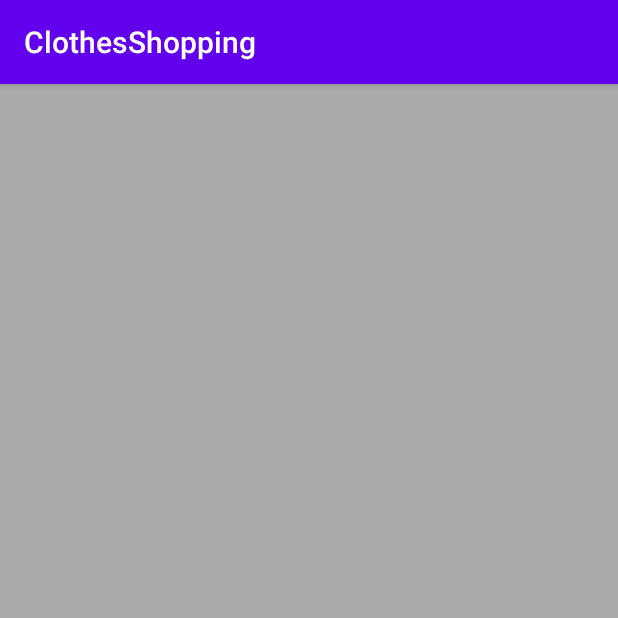
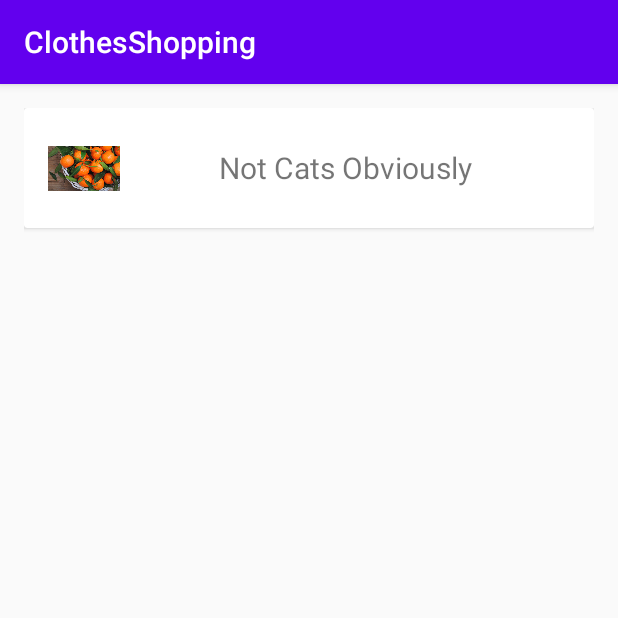
Before and after one commit to AngelaLH/ClothesShoppingApp, an Android app: the screen it shows after launch (MainActivity), on a phone screen of 412 x 824 dp, the top half of it. Run offline under Robolectric (Android 15) with nearby library versions, the phone set to English and light mode, and no system bars.

Commit message:
Added an unfinished Main Activity, changed old one to ListAcitivity

```diff
--- a/Clothing/app/build.gradle
+++ b/Clothing/app/build.gradle
@@ -24,9 +24,11 @@ android {
 }
 
 dependencies {
+
     implementation fileTree(dir: 'libs', include: ['*.jar'])
     //noinspection GradleCompatible
-    implementation 'com.android.support:recyclerview-v7:28.0.0'
+    implementation 'com.android.support:cardview-v7:29+'
+    implementation 'com.android.support:recyclerview-v7:29.0.0'
     implementation 'com.github.bumptech.glide:glide:4.11.0'
     implementation 'com.android.volley:volley:1.1.0'
     implementation 'com.google.code.gson:gson:2.6.2'
--- a/Clothing/app/src/main/java/com/example/clothesshopping/DetailActivity.java
+++ b/Clothing/app/src/main/java/com/example/clothesshopping/DetailActivity.java
@@ -7,7 +7,7 @@ import android.widget.TextView;
 import androidx.appcompat.app.AppCompatActivity;
 import com.squareup.picasso.Picasso;
 
-import static com.example.clothesshopping.MainActivity.*;
+import static com.example.clothesshopping.ListActivity.*;
 public class DetailActivity extends AppCompatActivity {
     @Override
     protected void onCreate(Bundle savedInstanceState) {
--- a/Clothing/app/src/main/java/com/example/clothesshopping/MainActivity.java
+++ b/Clothing/app/src/main/java/com/example/clothesshopping/MainActivity.java
@@ -3,76 +3,28 @@ package com.example.clothesshopping;
 
 import android.content.Intent;
 import android.os.Bundle;
+import android.view.View;
+import android.widget.TextView;
+
 import androidx.appcompat.app.AppCompatActivity;
-import androidx.recyclerview.widget.LinearLayoutManager;
-import androidx.recyclerview.widget.RecyclerView;
-import com.android.volley.Request;
-import com.android.volley.RequestQueue;
-import com.android.volley.Response;
-import com.android.volley.VolleyError;
-import com.android.volley.toolbox.JsonObjectRequest;
-import com.android.volley.toolbox.Volley;
-import org.json.JSONArray;
-import org.json.JSONException;
-import org.json.JSONObject;
+import androidx.cardview.widget.CardView;
 
-import java.util.ArrayList;
-public class MainActivity extends AppCompatActivity implements ExampleAdapter.OnItemClickListener {
-    public static final String EXTRA_URL = "imageUrl";
-    public static final String EXTRA_CREATOR = "creatorName";
-    public static final String EXTRA_LIKES = "likeCount";
-    private RecyclerView mRecyclerView;
-    private ExampleAdapter mExampleAdapter;
-    private ArrayList<ExampleItem> mExampleList;
-    private RequestQueue mRequestQueue;
+
+public class MainActivity extends AppCompatActivity{
     @Override
     protected void onCreate(Bundle savedInstanceState) {
         super.onCreate(savedInstanceState);
         setContentView(R.layout.activity_main);
-        mRecyclerView = findViewById(R.id.recycler_view);
-        mRecyclerView.setHasFixedSize(true);
-        mRecyclerView.setLayoutManager(new LinearLayoutManager(this));
-        mExampleList = new ArrayList<>();
-        mRequestQueue = Volley.newRequestQueue(this);
-        parseJSON();
-    }
-    private void parseJSON() {
-        String url = "https://pixabay.com/api/?key=5303976-fd6581ad4ac165d1b75cc15b3&q=kitten&image_type=photo&pretty=true";
-        JsonObjectRequest request = new JsonObjectRequest(Request.Method.GET, url, null,
-                new Response.Listener<JSONObject>() {
-                    @Override
-                    public void onResponse(JSONObject response) {
-                        try {
-                            JSONArray jsonArray = response.getJSONArray("hits");
-                            for (int i = 0; i < jsonArray.length(); i++) {
-                                JSONObject hit = jsonArray.getJSONObject(i);
-                                String creatorName = hit.getString("user");
-                                String imageUrl = hit.getString("webformatURL");
-                                int likeCount = hit.getInt("likes");
-                                mExampleList.add(new ExampleItem(imageUrl, creatorName, likeCount));
-                            }
-                            mExampleAdapter = new ExampleAdapter(MainActivity.this, mExampleList);
-                            mRecyclerView.setAdapter(mExampleAdapter);
-                            mExampleAdapter.setOnItemClickListener(MainActivity.this);
-                        } catch (JSONException e) {
-                            e.printStackTrace();
-                        }
-                    }
-                }, new Response.ErrorListener() {
+        CardView catergoryCardView = (CardView) findViewById(R.id.card_view_category);
+        catergoryCardView.setOnClickListener(new View.OnClickListener() {
             @Override
-            public void onErrorResponse(VolleyError error) {
-                error.printStackTrace();
+            public void onClick(View view) {
+                Intent numbersIntent = new Intent(getBaseContext(), ListActivity.class);
+                numbersIntent.putExtra("MessageFromMainActivity", "This message came from Main Activity");
+                startActivity(numbersIntent);
             }
         });
-        mRequestQueue.add(request);
     }
-    @Override
-    public void onItemClick(int position) {
-        Intent detailIntent = new Intent(this, DetailActivity.class);
-        ExampleItem clickedItem = mExampleList.get(position);
-        detailIntent.putExtra(EXTRA_URL, clickedItem.getImageUrl());
-        detailIntent.putExtra(EXTRA_CREATOR, clickedItem.getCreator());
-        detailIntent.putExtra(EXTRA_LIKES, clickedItem.getLikeCount());
-        startActivity(detailIntent);
-    }
+
+
 }
--- a/Clothing/app/src/main/res/layout/activity_main.xml
+++ b/Clothing/app/src/main/res/layout/activity_main.xml
@@ -1,12 +1,74 @@
-<?xml version="1.0" encoding="utf-8"?>
-<RelativeLayout xmlns:android="http://schemas.android.com/apk/res/android"
+<LinearLayout xmlns:android="http://schemas.android.com/apk/res/android"
+    xmlns:card_view="http://schemas.android.com/apk/res-auto"
     xmlns:tools="http://schemas.android.com/tools"
     android:layout_width="match_parent"
     android:layout_height="match_parent"
+    android:orientation="vertical"
+    android:padding="16dp"
     tools:context="com.example.clothesshopping.MainActivity">
-    <androidx.recyclerview.widget.RecyclerView
-            android:id="@+id/recycler_view"
+
+
+    <androidx.cardview.widget.CardView
+        android:id="@+id/card_view_category"
         android:layout_width="match_parent"
+        android:layout_height="wrap_content"
+        >
+
+        <LinearLayout
+                    android:layout_width="match_parent"
+                    android:layout_height="wrap_content"
+                    android:orientation="horizontal"
+                    android:padding="16dp">
+
+                    <ImageView
+                        android:id="@+id/image_cat_1"
+                        android:layout_width="48dp"
+                        android:layout_height="48dp"
+                        android:src="@drawable/image_1" />
+
+                    <TextView
+                        android:id="@+id/text_view_cat_1"
+                        android:layout_width="0dp"
                         android:layout_height="match_parent"
-            android:background="@android:color/darker_gray" />
-</RelativeLayout>
+                        android:layout_weight="1"
+                        android:gravity="center"
+                        android:text="Not Cats Obviously"
+                        android:textSize="20sp" />
+
+                </LinearLayout>
+
+    </androidx.cardview.widget.CardView>
+
+    <!--    <android.support.v7.widget.CardView-->
+<!--        android:id="@+id/card_view_category"-->
+<!--        android:layout_width="250dp"-->
+<!--        android:layout_height="100dp"-->
+<!--        android:layout_gravity="center"-->
+<!--        card_view:cardCornerRadius="4dp">-->
+
+<!--        <LinearLayout-->
+<!--            android:layout_width="match_parent"-->
+<!--            android:layout_height="wrap_content"-->
+<!--            android:orientation="horizontal"-->
+<!--            android:padding="16dp">-->
+
+<!--            <ImageView-->
+<!--                android:id="@+id/image_cat_1"-->
+<!--                android:layout_width="48dp"-->
+<!--                android:layout_height="48dp"-->
+<!--                android:src="@drawable/image_1" />-->
+
+<!--            <TextView-->
+<!--                android:id="@+id/text_view_cat_1"-->
+<!--                android:layout_width="0dp"-->
+<!--                android:layout_height="match_parent"-->
+<!--                android:layout_weight="1"-->
+<!--                android:gravity="center"-->
+<!--                android:text="Bottom"-->
+<!--                android:textSize="20sp" />-->
+
+<!--        </LinearLayout>-->
+
+
+<!--    </android.support.v7.widget.CardView>-->
+</LinearLayout>
--- a/Clothing/build.gradle
+++ b/Clothing/build.gradle
@@ -8,7 +8,7 @@ buildscript {
 
     }
     dependencies {
-        classpath 'com.android.tools.build:gradle:3.6.0-rc01'
+        classpath 'com.android.tools.build:gradle:3.6.3'
 
 
         // NOTE: Do not place your application dependencies here; they belong
```
Also changed, not shown: Clothing/app/src/main/AndroidManifest.xml (+6 -1 lines), Clothing/app/src/main/java/com/example/clothesshopping/ListActivity.java (added, +87 -0 lines), Clothing/app/src/main/res/layout/activity_list.xml (added, +12 -0 lines), Clothing/app/src/main/res/values/strings.xml (+4 -7 lines). Lines whose indentation alone changed are shown as unchanged.
